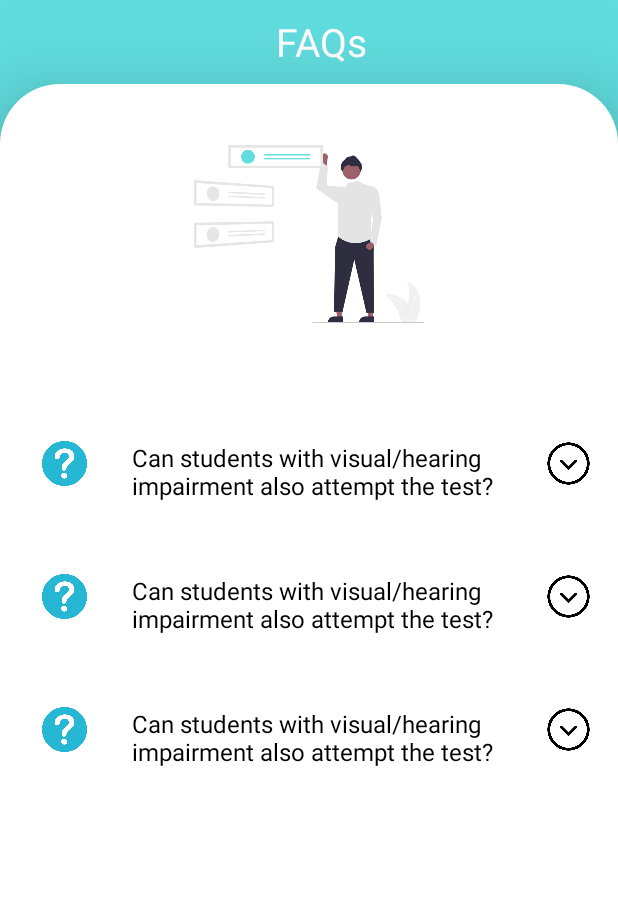
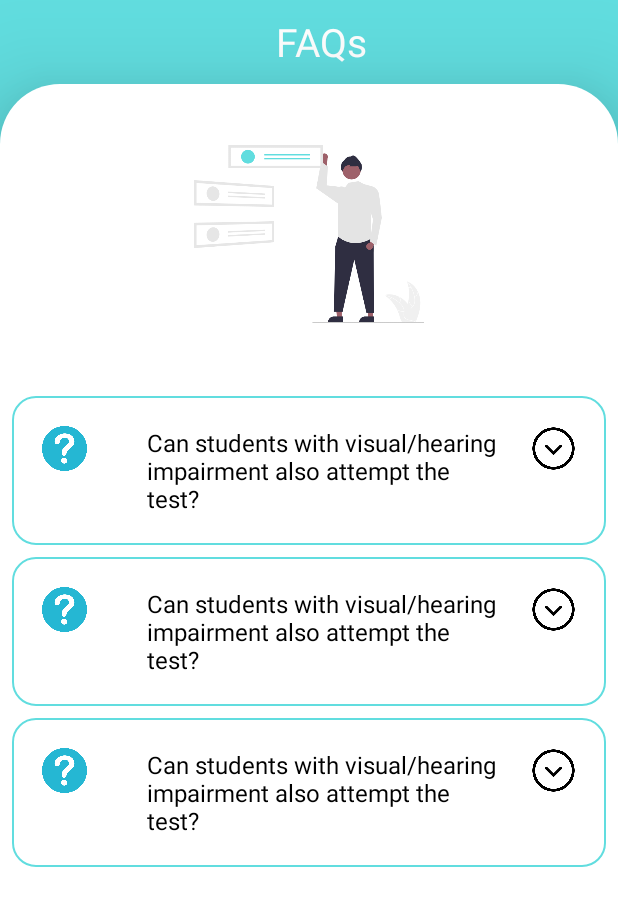
Before and after one commit to Shaaks-CaGui/CaGui, an Android app: the layout fragment_faqs.xml on its own in the app's theme, with its tools: preview values and no code run, on a phone screen of 412 x 824 dp. Shown: the top 906 px of the screen. Run offline under Robolectric (Android 15) with nearby library versions, the light colour scheme and no system bars.

Commit message:
Faq Activity

```diff
--- a/app/src/main/java/com/sparklead/cagui/ui/activities/Questions.kt
+++ b/app/src/main/java/com/sparklead/cagui/ui/activities/Questions.kt
@@ -1,3 +1,5 @@
 package com.sparklead.cagui.ui.activities
 
-data class Questions( var questions: String , var answer : String)
+import android.opengl.Visibility
+
+data class Questions( var questions: String , var answer : String, var visibility: Boolean = false)
--- a/app/src/main/res/drawable/search_background_faqs.xml
+++ b/app/src/main/res/drawable/search_background_faqs.xml
@@ -3,10 +3,10 @@
     android:shape="rectangle"
     >
 
-    <corners android:topLeftRadius="30sp"
-        android:topRightRadius="30sp"
-        android:bottomLeftRadius="30sp"
-        android:bottomRightRadius="30sp"/>
+    <corners android:topLeftRadius="15sp"
+        android:topRightRadius="15sp"
+        android:bottomLeftRadius="15sp"
+        android:bottomRightRadius="15sp"/>
 
     <stroke
         android:width="1sp"
--- a/app/src/main/res/layout/item_list_layout.xml
+++ b/app/src/main/res/layout/item_list_layout.xml
@@ -3,6 +3,8 @@
     xmlns:android="http://schemas.android.com/apk/res/android"
     xmlns:app="http://schemas.android.com/apk/res-auto"
     xmlns:tools="http://schemas.android.com/tools"
+    android:id="@+id/header_layout"
+    android:background="@drawable/search_background_faqs"
     android:layout_width="match_parent"
     android:layout_height="wrap_content"
     android:layout_marginTop="8sp"
@@ -19,7 +21,6 @@
         android:layout_width="wrap_content"
         android:layout_height="wrap_content"
         android:padding="10sp"
-        android:layout_marginTop="10sp"
         app:layout_constraintStart_toStartOf="parent"
         app:layout_constraintTop_toTopOf="parent">
 
@@ -38,16 +39,15 @@
         android:layout_width="0sp"
         android:layout_height="wrap_content"
         android:layout_marginStart="20sp"
-        android:gravity="center"
         android:orientation="vertical"
-        android:layout_marginTop="20sp"
-        app:layout_constraintEnd_toEndOf="parent"
+        android:padding="10sp"
+        app:layout_constraintEnd_toStartOf="@id/ll_open"
         app:layout_constraintStart_toEndOf="@id/ll_item_image"
         app:layout_constraintTop_toTopOf="parent">
 
         <TextView
             android:id="@+id/tv_item_name"
-            android:layout_width="match_parent"
+            android:layout_width="wrap_content"
             android:layout_height="wrap_content"
             android:textColor="@color/black"
             android:textSize="16sp"
@@ -61,7 +61,7 @@
         android:layout_width="0sp"
         android:layout_height="wrap_content"
         android:gravity="center"
-        android:layout_marginTop="20sp"
+        android:padding="10sp"
         android:orientation="vertical"
         app:layout_constraintEnd_toEndOf="parent"
         app:layout_constraintTop_toTopOf="parent" >
@@ -79,10 +79,10 @@
     <LinearLayout
         android:id="@+id/extended_layout"
         android:layout_width="match_parent"
-        android:layout_height="wrap_content"
+        android:layout_height="match_parent"
         android:layout_marginTop="30sp"
-        android:layout_marginLeft="70sp"
-        android:layout_marginRight="30sp"
+        android:layout_marginStart="70sp"
+        android:layout_marginEnd="30sp"
         android:visibility="gone"
         app:layout_constraintEnd_toEndOf="parent"
         app:layout_constraintStart_toStartOf="parent"
```
Also changed, not shown: app/src/main/java/com/sparklead/cagui/ui/adapters/QuestionsListAdapter.kt (+22 -1 lines), app/src/main/java/com/sparklead/cagui/ui/fragments/FAQsFragment.kt (+24 -5 lines).
